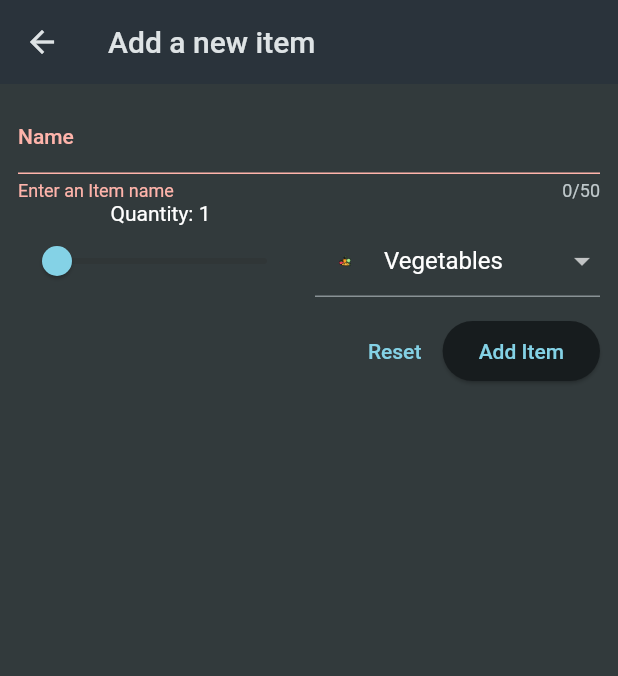
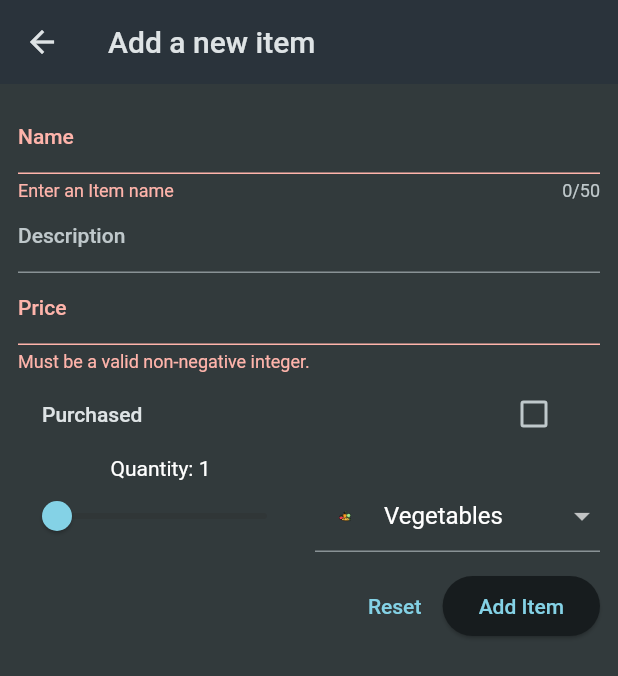
Before and after one commit to TYPW1/shopping-list-app-flutter-U-, a Flutter app: the NewItem screen opened directly, after a tap on "Add Item", on a phone screen of 412 x 824 dp. Shown: the top 676 px of the screen. Run offline on Flutter 3.47's test engine with Material 2 defaults, Android fonts, the phone set to English and light mode, and no system bars; network calls fail.

Commit message:
Add description, price, and purchased status fields to GroceryItem model and forms

```diff
--- a/lib/models/grocery_item.dart
+++ b/lib/models/grocery_item.dart
@@ -5,11 +5,17 @@ class GroceryItem {
   final String name;
   final int quantity;
   final Category category;
+  final String description; // new field
+  final double price; // new field
+  final bool isPurchased; // new field
 
-  const GroceryItem({
+  GroceryItem({
     required this.id,
     required this.name,
     required this.quantity,
     required this.category,
+    this.description = '', // new field
+    this.price = 0.0, // new field
+    this.isPurchased = false, // new field
   });
 }
--- a/lib/widgets/new_item.dart
+++ b/lib/widgets/new_item.dart
@@ -16,6 +16,9 @@ class _NewItemState extends State<NewItem> {
   final _formKey = GlobalKey<FormState>();
   var _enteredName = '';
   double _enteredQty = 1;
+  var _enteredDescription = ''; // New variable
+  double _enteredPrice = 0.0; // New variable
+  bool _isPurchased = false; // New variable
   var _selectedCategory = categories[Categories.vegetables]!;
   var _isSending = false;
 
@@ -33,8 +36,11 @@ class _NewItemState extends State<NewItem> {
           },
           body: jsonEncode({
             'name': _enteredName,
-            'quantity': _enteredQty.toInt(), // Change this line
+            'quantity': _enteredQty.toInt(),
             'category': _selectedCategory.title,
+            'description': _enteredDescription, // New field
+            'price': _enteredPrice, // New field
+            'isPurchased': _isPurchased, // New field
           }));
 
       final Map<String, dynamic> resData = json.decode(response.body);
@@ -47,6 +53,9 @@ class _NewItemState extends State<NewItem> {
         name: _enteredName,
         quantity: _enteredQty.toInt(),
         category: _selectedCategory,
+        description: _enteredDescription, // New field
+        price: _enteredPrice, // New field
+        isPurchased: _isPurchased, // New field
       ));
     }
   }
@@ -81,12 +90,52 @@ class _NewItemState extends State<NewItem> {
                   _enteredName = newValue!;
                 },
               ),
+              TextFormField(
+                decoration: const InputDecoration(
+                  label: Text("Description"),
+                ),
+                validator: (value) {
+                  if (value == null || value.trim().length > 100) {
+                    return 'Must be less than 100 characters.';
+                  }
+                  return null;
+                },
+                onSaved: (newValue) {
+                  _enteredDescription = newValue!;
+                },
+              ),
+              TextFormField(
+                keyboardType: const TextInputType.numberWithOptions(
+                    decimal: false),
+                decoration: const InputDecoration(label: Text('Price')),
+                validator: (value) {
+                  if (value == null ||
+                      value.isEmpty ||
+                      int.tryParse(value) == null ||
+                      int.parse(value) < 0) {
+                    return 'Must be a valid non-negative integer.';
+                  }
+                  return null;
+                },
+                onSaved: (newValue) {
+                  _enteredPrice = double.parse(
+                      newValue!);
+                },
+              ),
+              CheckboxListTile(
+                title: const Text('Purchased'),
+                value: _isPurchased,
+                onChanged: (newValue) {
+                  setState(() {
+                    _isPurchased = newValue!;
+                  });
+                },
+              ),
               Row(
                 crossAxisAlignment: CrossAxisAlignment.end,
                 children: [
                   Expanded(
                     child: Column(
-                      // Add this
                       children: [
                         Text('Quantity: ${_enteredQty.round()}'),
                         Slider(
@@ -155,6 +204,11 @@ class _NewItemState extends State<NewItem> {
                                 _enteredQty = 1; // Reset the quantity slider
                                 _selectedCategory = categories[Categories
                                     .vegetables]!; // Reset the category dropdown
+                                _enteredDescription =
+                                    ''; // Reset the description field
+                                _enteredPrice = 0.0; // Reset the price field
+                                _isPurchased =
+                                    false; // Reset the purchased status
                               });
                             },
                       child: const Text("Reset")),
```
Also changed, not shown: lib/widgets/grocery_list.dart (+17 -19 lines).
